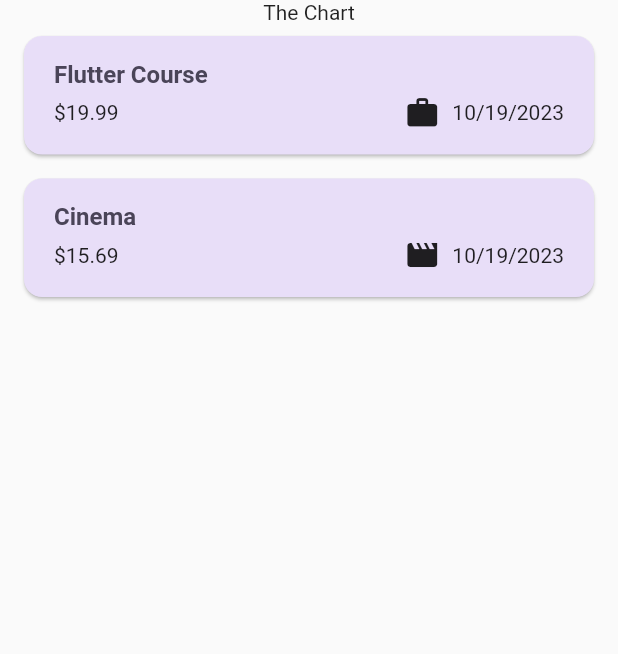
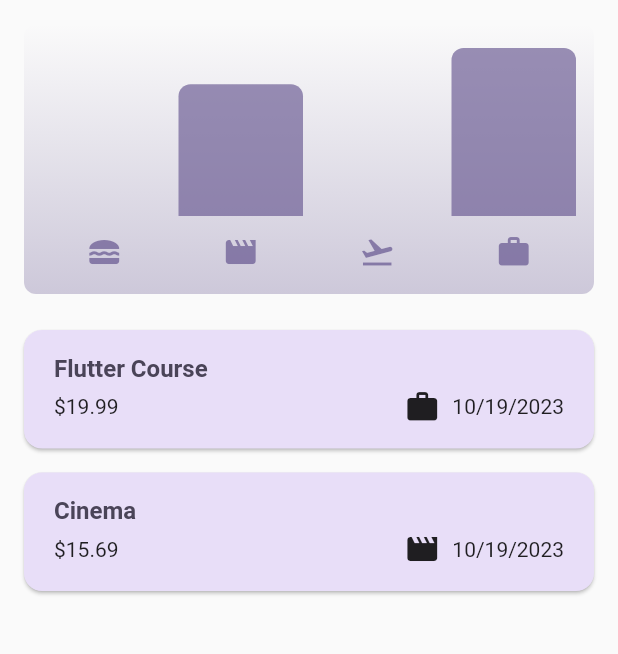
Before and after one commit to atomicstructure/expense_tracker, a Flutter app: the screen it shows after launch, on a phone screen of 412 x 824 dp, the part 84-738 px from its top. Run offline on Flutter 3.47's test engine with Material 2 defaults, Android fonts, the phone set to English and light mode, and no system bars.

Commit message:
Added a Chart

```diff
--- /dev/null
+++ b/expense_tracker/lib/widgets/chart/chart.dart
@@ -0,0 +1,95 @@
+import 'package:flutter/material.dart';
+
+import 'package:expense_tracker/widgets/chart/chart_bar.dart';
+import 'package:expense_tracker/models/expense.dart';
+
+class Chart extends StatelessWidget {
+  const Chart({super.key, required this.expenses});
+
+  final List<Expense> expenses;
+
+  List<ExpenseBucket> get buckets {
+    return [
+      ExpenseBucket.forCategory(expenses, Category.food),
+      ExpenseBucket.forCategory(expenses, Category.leisure),
+      ExpenseBucket.forCategory(expenses, Category.travel),
+      ExpenseBucket.forCategory(expenses, Category.work),
+    ];
+  }
+
+  double get maxTotalExpense {
+    double maxTotalExpense = 0;
+
+    for (final bucket in buckets) {
+      if (bucket.totalExpenses > maxTotalExpense) {
+        maxTotalExpense = bucket.totalExpenses;
+      }
+    }
+
+    return maxTotalExpense;
+  }
+
+  @override
+  Widget build(BuildContext context) {
+    final isDarkMode =
+        MediaQuery.of(context).platformBrightness == Brightness.dark;
+    return Container(
+      margin: const EdgeInsets.all(16),
+      padding: const EdgeInsets.symmetric(
+        vertical: 16,
+        horizontal: 8,
+      ),
+      width: double.infinity,
+      height: 180,
+      decoration: BoxDecoration(
+        borderRadius: BorderRadius.circular(8),
+        gradient: LinearGradient(
+          colors: [
+            Theme.of(context).colorScheme.primary.withOpacity(0.3),
+            Theme.of(context).colorScheme.primary.withOpacity(0.0)
+          ],
+          begin: Alignment.bottomCenter,
+          end: Alignment.topCenter,
+        ),
+      ),
+      child: Column(
+        children: [
+          Expanded(
+            child: Row(
+              crossAxisAlignment: CrossAxisAlignment.end,
+              children: [
+                for (final bucket in buckets) // alternative to map()
+                  ChartBar(
+                    fill: bucket.totalExpenses == 0
+                        ? 0
+                        : bucket.totalExpenses / maxTotalExpense,
+                  )
+              ],
+            ),
+          ),
+          const SizedBox(height: 12),
+          Row(
+            children: buckets
+                .map(
+                  (bucket) => Expanded(
+                    child: Padding(
+                      padding: const EdgeInsets.symmetric(horizontal: 4),
+                      child: Icon(
+                        categoryIcons[bucket.category],
+                        color: isDarkMode
+                            ? Theme.of(context).colorScheme.secondary
+                            : Theme.of(context)
+                                .colorScheme
+                                .primary
+                                .withOpacity(0.7),
+                      ),
+                    ),
+                  ),
+                )
+                .toList(),
+          )
+        ],
+      ),
+    );
+  }
+}
--- /dev/null
+++ b/expense_tracker/lib/widgets/chart/chart_bar.dart
@@ -0,0 +1,34 @@
+import 'package:flutter/material.dart';
+
+class ChartBar extends StatelessWidget {
+  const ChartBar({
+    super.key,
+    required this.fill,
+  });
+
+  final double fill;
+
+  @override
+  Widget build(BuildContext context) {
+    final isDarkMode =
+        MediaQuery.of(context).platformBrightness == Brightness.dark;
+    return Expanded(
+      child: Padding(
+        padding: const EdgeInsets.symmetric(horizontal: 4),
+        child: FractionallySizedBox(
+          heightFactor: fill,
+          child: DecoratedBox(
+            decoration: BoxDecoration(
+              shape: BoxShape.rectangle,
+              borderRadius:
+                  const BorderRadius.vertical(top: Radius.circular(8)),
+              color: isDarkMode
+                  ? Theme.of(context).colorScheme.secondary
+                  : Theme.of(context).colorScheme.primary.withOpacity(0.65),
+            ),
+          ),
+        ),
+      ),
+    );
+  }
+}
--- a/expense_tracker/lib/widgets/expense.dart
+++ b/expense_tracker/lib/widgets/expense.dart
@@ -1,3 +1,4 @@
+import 'package:expense_tracker/widgets/chart/chart.dart';
 import 'package:expense_tracker/widgets/expenses_list/expenses_list.dart';
 import 'package:expense_tracker/models/expense.dart';
 import 'package:expense_tracker/widgets/new_expense.dart';
@@ -89,7 +90,7 @@ class _ExpensesState extends State<Expenses> {
       ),
       body: Column(
         children: [
-          const Text('The Chart'),
+          Chart(expenses: _registeredExpenses),
           Expanded(
             child: mainContent,
           )
```
